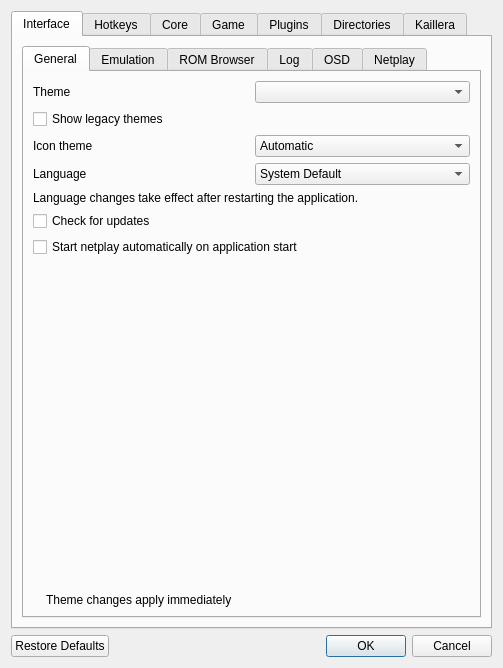
Old version of the form Source/RMG/UserInterface/Dialog/SettingsDialog.ui in the repository crossn/CMG-K.
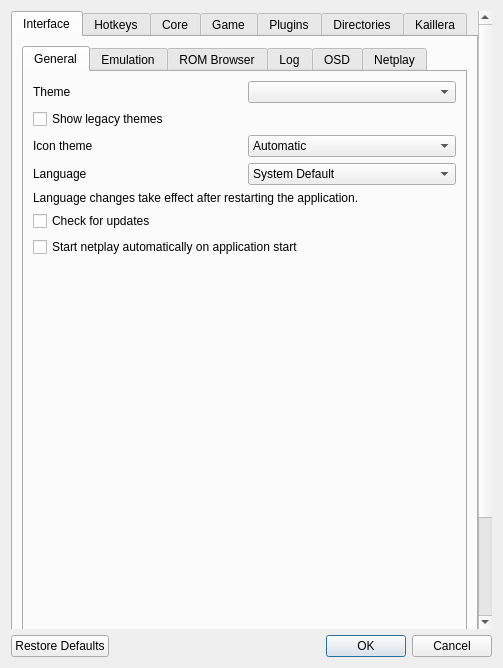
New version of the form. Icons and pictures are not drawn. Custom widgets are drawn as their Qt base class.

Commit message: Fix settings dialog sizing on constrained displays

The edit to the form file:
```diff
--- a/Source/RMG/UserInterface/Dialog/SettingsDialog.ui
+++ b/Source/RMG/UserInterface/Dialog/SettingsDialog.ui
@@ -37,7 +37,38 @@
         <enum>QLayout::SizeConstraint::SetNoConstraint</enum>
        </property>
        <item>
-        <widget class="QTabWidget" name="tabWidget">
+        <widget class="QScrollArea" name="settingsContentScrollArea">
+         <property name="focusPolicy">
+          <enum>Qt::FocusPolicy::NoFocus</enum>
+         </property>
+         <property name="frameShape">
+          <enum>QFrame::Shape::NoFrame</enum>
+         </property>
+         <property name="verticalScrollBarPolicy">
+          <enum>Qt::ScrollBarPolicy::ScrollBarAsNeeded</enum>
+         </property>
+         <property name="horizontalScrollBarPolicy">
+          <enum>Qt::ScrollBarPolicy::ScrollBarAlwaysOff</enum>
+         </property>
+         <property name="widgetResizable">
+          <bool>true</bool>
+         </property>
+         <widget class="QWidget" name="settingsContentWidget">
+          <layout class="QVBoxLayout" name="settingsContentLayout">
+           <property name="leftMargin">
+            <number>0</number>
+           </property>
+           <property name="topMargin">
+            <number>0</number>
+           </property>
+           <property name="rightMargin">
+            <number>0</number>
+           </property>
+           <property name="bottomMargin">
+            <number>0</number>
+           </property>
+           <item>
+            <widget class="QTabWidget" name="tabWidget">
          <property name="currentIndex">
           <number>0</number>
          </property>
@@ -3385,6 +3416,10 @@
         </widget>
        </item>
       </layout>
+     </widget>
+    </widget>
+   </item>
+  </layout>
      </item>
      <item>
       <widget class="QDialogButtonBox" name="buttonBox">
```
The commit also changes 2 other files.
